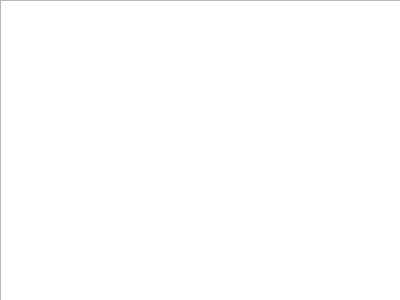
Above: sources/client/Interface/smileylist.ui from JulienKode/psu_2015_myirc before the change. Below: the same form after it.
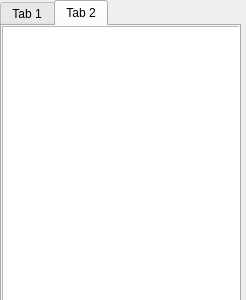
That is the form after the change.

What changed in the file:
```diff
--- a/sources/client/Interface/smileylist.ui
+++ b/sources/client/Interface/smileylist.ui
@@ -6,22 +6,55 @@
    <rect>
     <x>0</x>
     <y>0</y>
-    <width>400</width>
+    <width>246</width>
     <height>300</height>
    </rect>
   </property>
   <property name="windowTitle">
    <string>IRC Client  v1.0 - Smileys</string>
   </property>
-  <widget class="QListWidget" name="list">
+  <widget class="QTabWidget" name="categories">
    <property name="geometry">
     <rect>
      <x>0</x>
      <y>0</y>
-     <width>401</width>
-     <height>301</height>
+     <width>241</width>
+     <height>311</height>
     </rect>
    </property>
+   <property name="currentIndex">
+    <number>1</number>
+   </property>
+   <widget class="QWidget" name="tab">
+    <attribute name="title">
+     <string>Tab 1</string>
+    </attribute>
+    <widget class="QTextEdit" name="textEdit">
+     <property name="geometry">
+      <rect>
+       <x>0</x>
+       <y>0</y>
+       <width>561</width>
+       <height>411</height>
+      </rect>
+     </property>
+    </widget>
+   </widget>
+   <widget class="QWidget" name="tab_2">
+    <attribute name="title">
+     <string>Tab 2</string>
+    </attribute>
+    <widget class="QListWidget" name="list">
+     <property name="geometry">
+      <rect>
+       <x>0</x>
+       <y>0</y>
+       <width>241</width>
+       <height>301</height>
+      </rect>
+     </property>
+    </widget>
+   </widget>
   </widget>
  </widget>
  <resources/>
```
